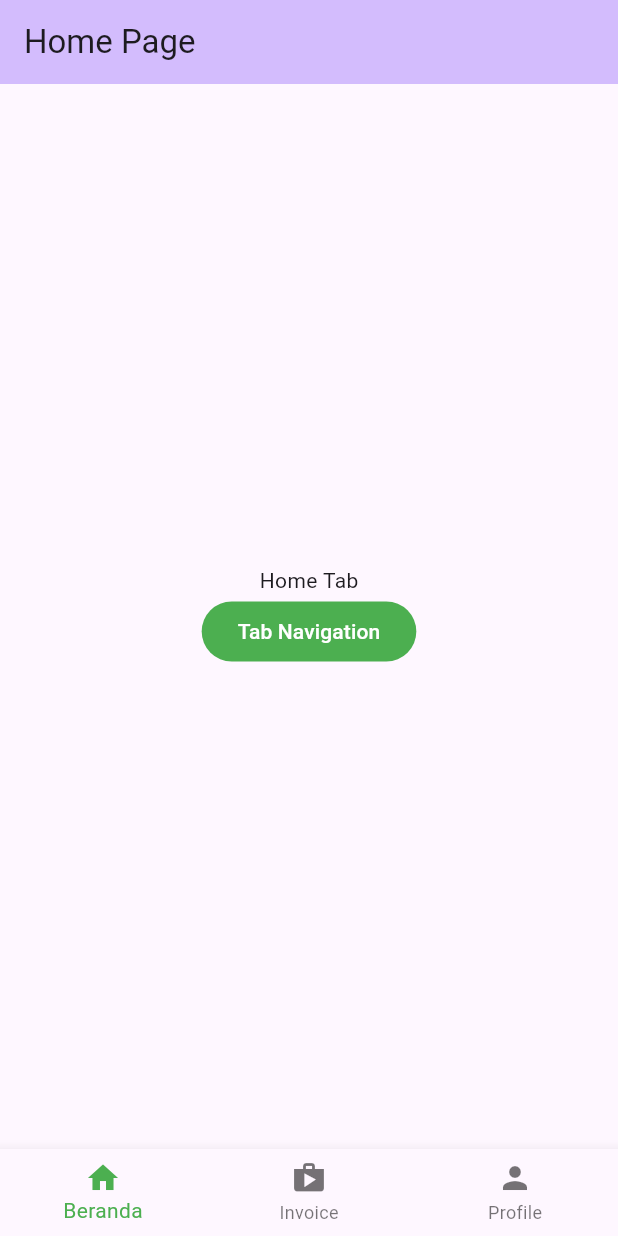
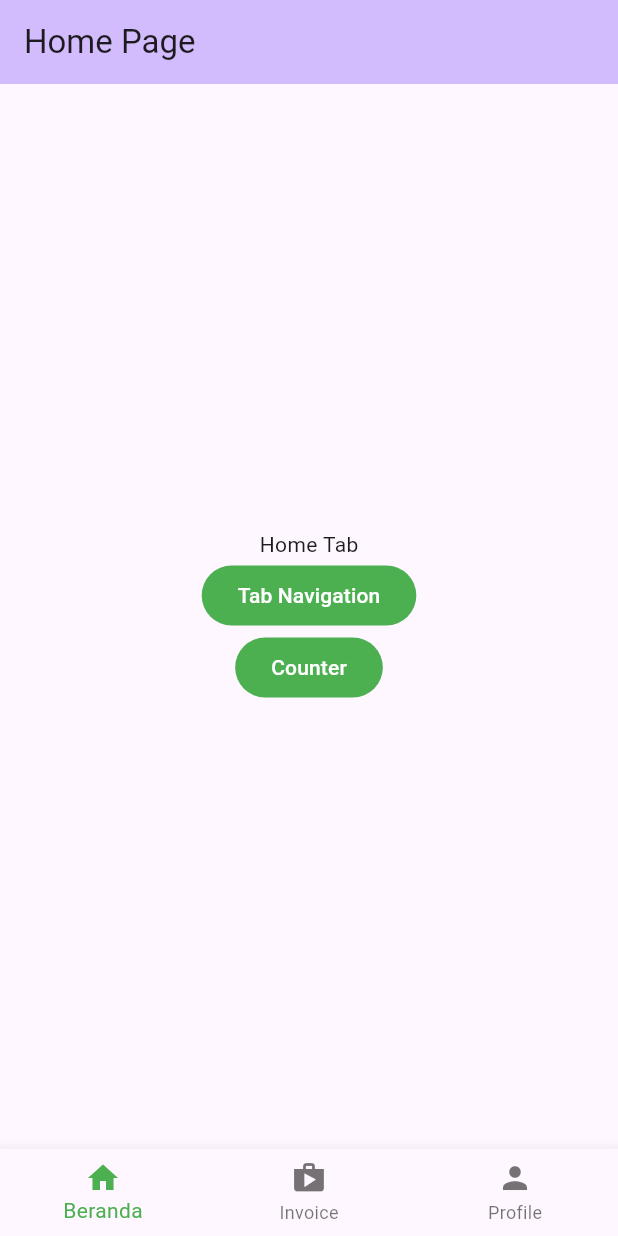
Before and after one commit to nixuiui/flutter_nusacodes_2, a Flutter app: the screen it shows after launch, on a phone screen of 412 x 824 dp. Run offline on Flutter 3.47's test engine with Material 3 defaults, Android fonts, the light colour scheme and no system bars; our stand-ins replace equatable, flutter_bloc.

Commit message:
feat: create counter cubit

```diff
--- /dev/null
+++ b/lib/blocs/counter/counter_cubit.dart
@@ -0,0 +1,18 @@
+import 'package:flutter_bloc/flutter_bloc.dart';
+import 'package:flutter_nusacodes_2/blocs/counter/counter_state.dart';
+
+class CounterCubit extends Cubit<CounterState> {
+
+  CounterCubit() : super(const CounterState(counter: 0));
+
+  void increment() {
+    final lastCounter = state.counter;
+    emit(state.copyWith(counter: lastCounter+1));
+  }
+
+  void decrement() {
+    final lastCounter = state.counter;
+    emit(state.copyWith(counter: lastCounter-1));
+  }
+
+}
--- /dev/null
+++ b/lib/blocs/counter/counter_state.dart
@@ -0,0 +1,22 @@
+import 'package:equatable/equatable.dart';
+
+class CounterState extends Equatable {
+
+  final int counter;
+
+  const CounterState({
+    required this.counter
+  });
+
+  CounterState copyWith({
+    int? counter
+  }) => CounterState(
+    counter: counter ?? this.counter
+  );
+
+  @override
+  List<Object?> get props => [
+    counter,
+  ];
+
+}
--- a/lib/consts/routes.dart
+++ b/lib/consts/routes.dart
@@ -1,8 +1,10 @@
+import 'package:flutter_nusacodes_2/pages/counter_page.dart';
 import 'package:flutter_nusacodes_2/pages/home_page.dart';
 import 'package:flutter_nusacodes_2/pages/main_page.dart';
 import 'package:flutter_nusacodes_2/pages/profile_page.dart';
 import 'package:flutter_nusacodes_2/pages/splash_screen.dart';
 import 'package:flutter_nusacodes_2/pages/tab_navigation_page.dart';
+import 'package:flutter_nusacodes_2/pages/web_view_page.dart';
 
 class AppRoutes {
   static String get splash => "/splash";
@@ -10,6 +12,8 @@ class AppRoutes {
   static String get home => "/home";
   static String get profile => "/profile";
   static String get tabNavigation => "/tab-navigation";
+  static String get webView => "/web-view";
+  static String get counter => "/counter";
 }
 
 final routes = {
@@ -18,4 +22,6 @@ final routes = {
   AppRoutes.home: (context) => const HomePage(),
   AppRoutes.profile: (context) => const ProfilePage(),
   AppRoutes.tabNavigation: (context) => const TabNavigationPage(),
+  AppRoutes.webView: (context) => const WebViewPage(),
+  AppRoutes.counter: (context) => const CounterPage(),
 };
--- a/lib/pages/home_tab.dart
+++ b/lib/pages/home_tab.dart
@@ -24,6 +24,10 @@ class _HomeTabState extends State<HomeTab> {
             FilledButton(
               onPressed: () => Navigator.pushNamed(context, AppRoutes.tabNavigation),
               child: const Text("Tab Navigation")
+            ),
+            FilledButton(
+              onPressed: () => Navigator.pushNamed(context, AppRoutes.counter),
+              child: const Text("Counter")
             )
           ],
         )
--- a/pubspec.yaml
+++ b/pubspec.yaml
@@ -36,6 +36,8 @@ dependencies:
   # Use with the CupertinoIcons class for iOS style icons.
   cupertino_icons: ^1.0.8
   google_fonts: ^6.2.1
+  flutter_bloc: ^8.1.6
+  equatable: ^2.0.7
 
 dev_dependencies:
   flutter_test:
```
Also changed, not shown: lib/pages/counter_page.dart (added, +42 -0 lines), lib/pages/web_view_page.dart (added, +19 -0 lines), pubspec.lock.
